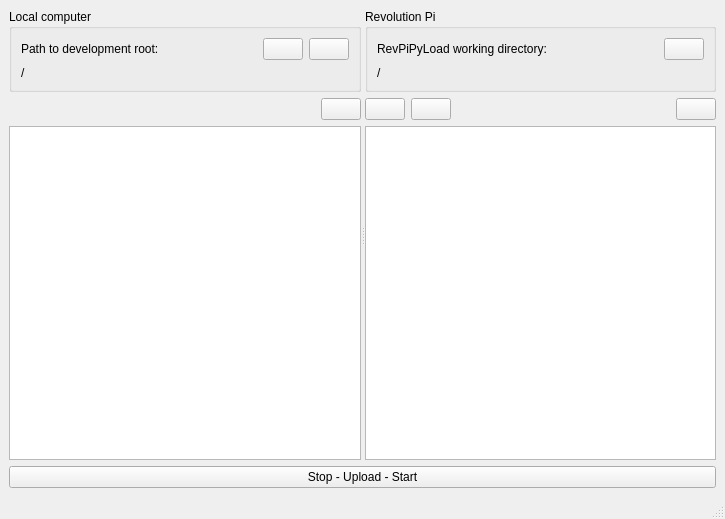
The window that ui_dev/files.ui (naruxde/revpicommander) describes before a commit, drawn with Qt 5.
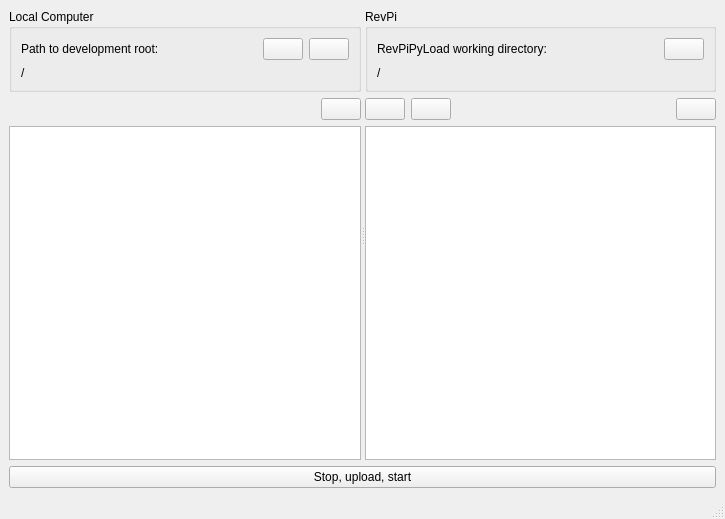
The same window after the commit. Icons and pictures are not drawn.

The edit to the form file:
```diff
--- a/ui_dev/files.ui
+++ b/ui_dev/files.ui
@@ -28,7 +28,7 @@
         <item>
          <widget class="QGroupBox" name="gb_select_local">
           <property name="title">
-           <string>Local computer</string>
+           <string>Local Computer</string>
           </property>
           <layout class="QGridLayout" name="gridLayout_2" columnstretch="1,0,0">
            <item row="0" column="0">
@@ -168,7 +168,7 @@
         <item>
          <widget class="QGroupBox" name="gb_select_revpi">
           <property name="title">
-           <string>Revolution Pi</string>
+           <string>RevPi</string>
           </property>
           <layout class="QGridLayout" name="gridLayout_3" columnstretch="1,0">
            <item row="1" column="0" colspan="2">
@@ -328,7 +328,7 @@
     <item row="1" column="0">
      <widget class="QPushButton" name="btn_all">
       <property name="text">
-       <string>Stop - Upload - Start</string>
+       <string>Stop, upload, start</string>
       </property>
      </widget>
     </item>
```
Left out of the diff: 2 changed lines with no effect on the pictures.
